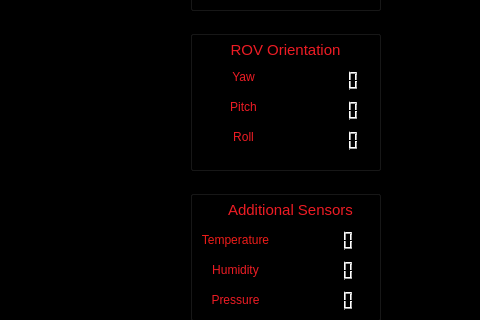
Before: the Qt Designer form GUI/simple111.ui in Naman311/ReconSubsea, drawn with Qt 5; both pictures show x 480 to 960 and y 230 to 550 of the 1363 by 695 pixel window.
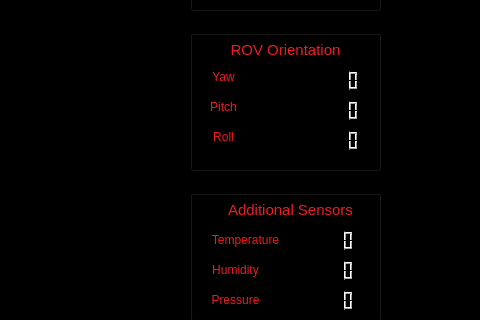
After: the same form once the commit is applied. Icons and pictures are not drawn.

What changed in the file:
```diff
--- a/GUI/simple111.ui
+++ b/GUI/simple111.ui
@@ -401,7 +401,7 @@
     <widget class="QLabel" name="label_12">
      <property name="geometry">
       <rect>
-       <x>30</x>
+       <x>10</x>
        <y>40</y>
        <width>47</width>
        <height>13</height>
@@ -417,7 +417,7 @@
     <widget class="QLabel" name="label_14">
      <property name="geometry">
       <rect>
-       <x>30</x>
+       <x>10</x>
        <y>70</y>
        <width>47</width>
        <height>13</height>
@@ -433,7 +433,7 @@
     <widget class="QLabel" name="label_15">
      <property name="geometry">
       <rect>
-       <x>30</x>
+       <x>10</x>
        <y>100</y>
        <width>47</width>
        <height>13</height>
@@ -567,7 +567,7 @@
     <widget class="QLabel" name="label_16">
      <property name="geometry">
       <rect>
-       <x>10</x>
+       <x>20</x>
        <y>40</y>
        <width>71</width>
        <height>21</height>
```
Left out of the diff: 1 changed line with no effect on the pictures.
